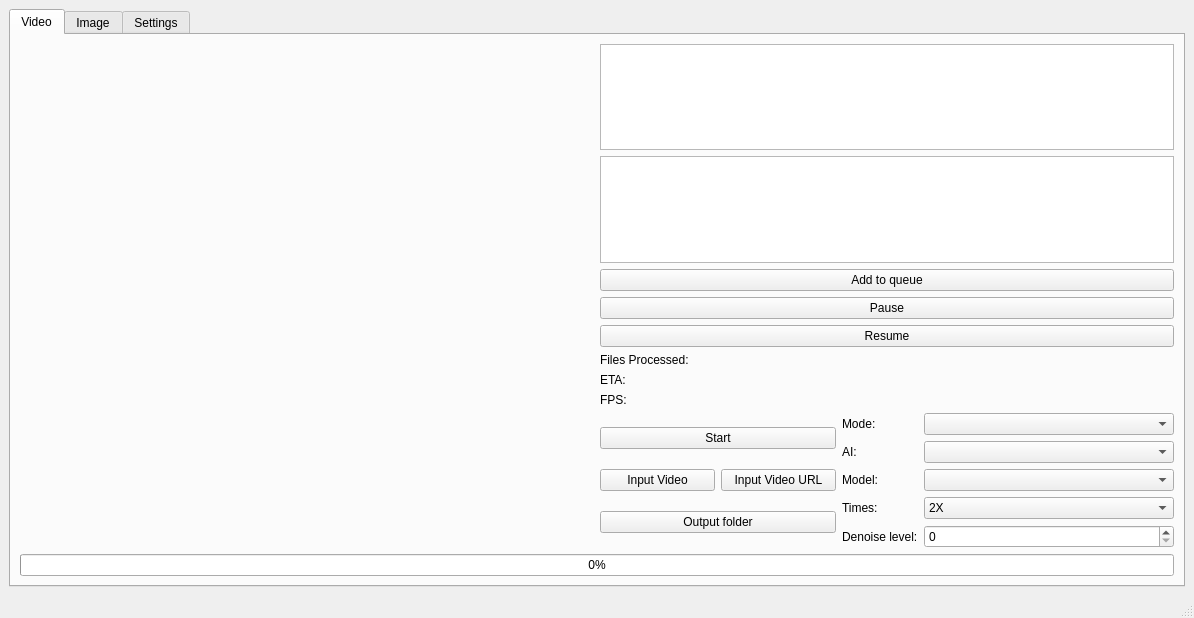
Qt form mainwindow.ui (TNTwise/REAL-Video-Enhancer) before a commit.
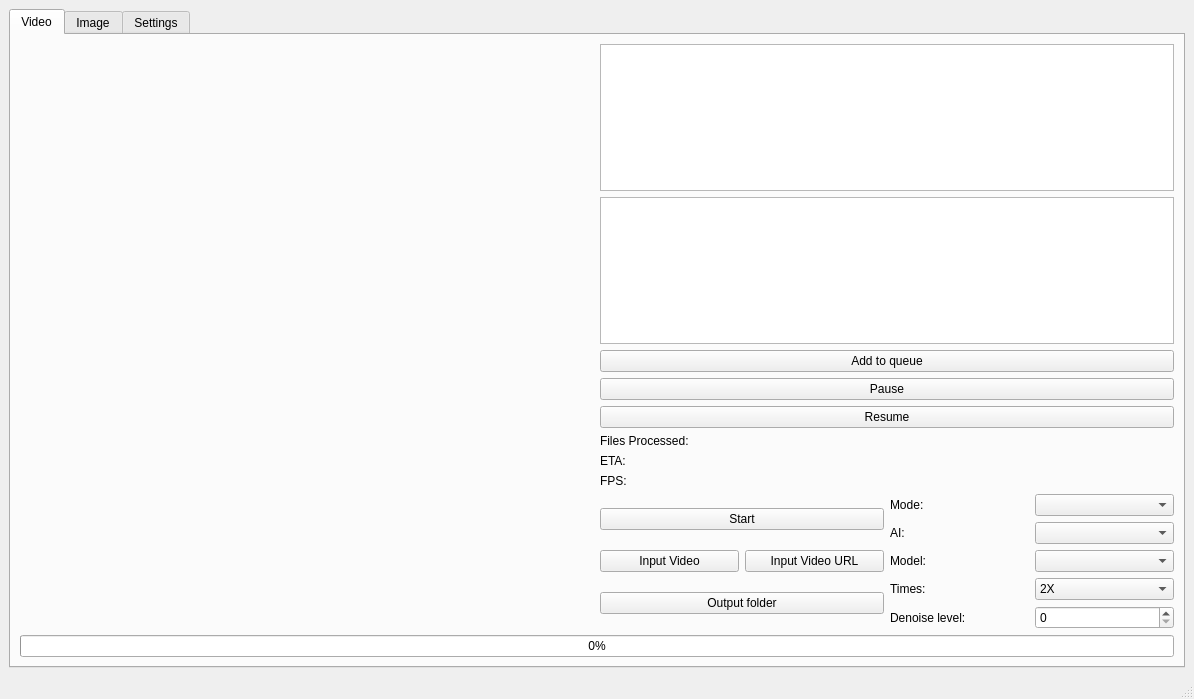
The same form after that commit. Icons and pictures are not drawn.

Patch:
```diff
--- a/mainwindow.ui
+++ b/mainwindow.ui
@@ -7,7 +7,7 @@
     <x>0</x>
     <y>0</y>
     <width>1194</width>
-    <height>618</height>
+    <height>699</height>
    </rect>
   </property>
   <property name="windowTitle">
@@ -255,7 +255,7 @@
                    <widget class="QComboBox" name="modeCombo">
                     <property name="minimumSize">
                      <size>
-                      <width>250</width>
+                      <width>0</width>
                       <height>0</height>
                      </size>
                     </property>
@@ -276,7 +276,7 @@
                    <widget class="QComboBox" name="AICombo">
                     <property name="minimumSize">
                      <size>
-                      <width>250</width>
+                      <width>0</width>
                       <height>0</height>
                      </size>
                     </property>
@@ -297,7 +297,7 @@
                    <widget class="QComboBox" name="Rife_Model">
                     <property name="minimumSize">
                      <size>
-                      <width>250</width>
+                      <width>0</width>
                       <height>0</height>
                      </size>
                     </property>
@@ -318,7 +318,7 @@
                    <widget class="QComboBox" name="Rife_Times">
                     <property name="minimumSize">
                      <size>
-                      <width>250</width>
+                      <width>0</width>
                       <height>0</height>
                      </size>
                     </property>
@@ -354,7 +354,7 @@
                    <widget class="QSpinBox" name="denoiseLevelSpinBox">
                     <property name="minimumSize">
                      <size>
-                      <width>250</width>
+                      <width>0</width>
                       <height>0</height>
                      </size>
                     </property>
```
